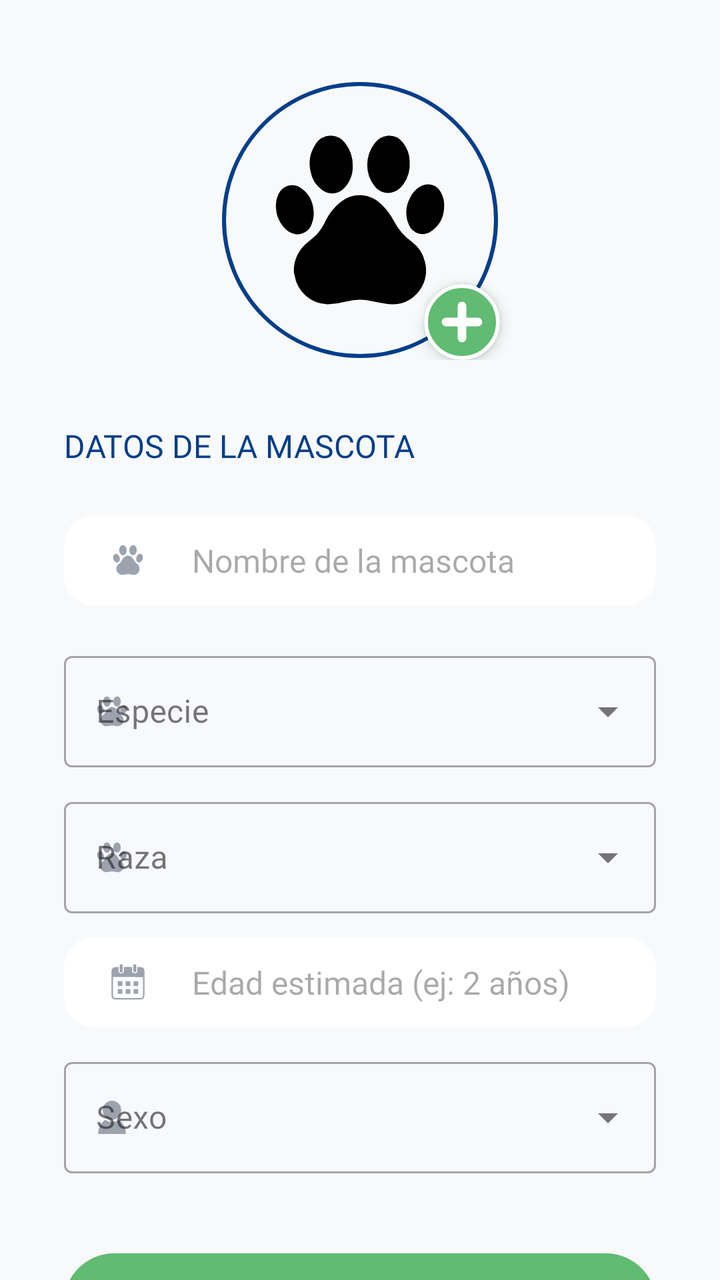
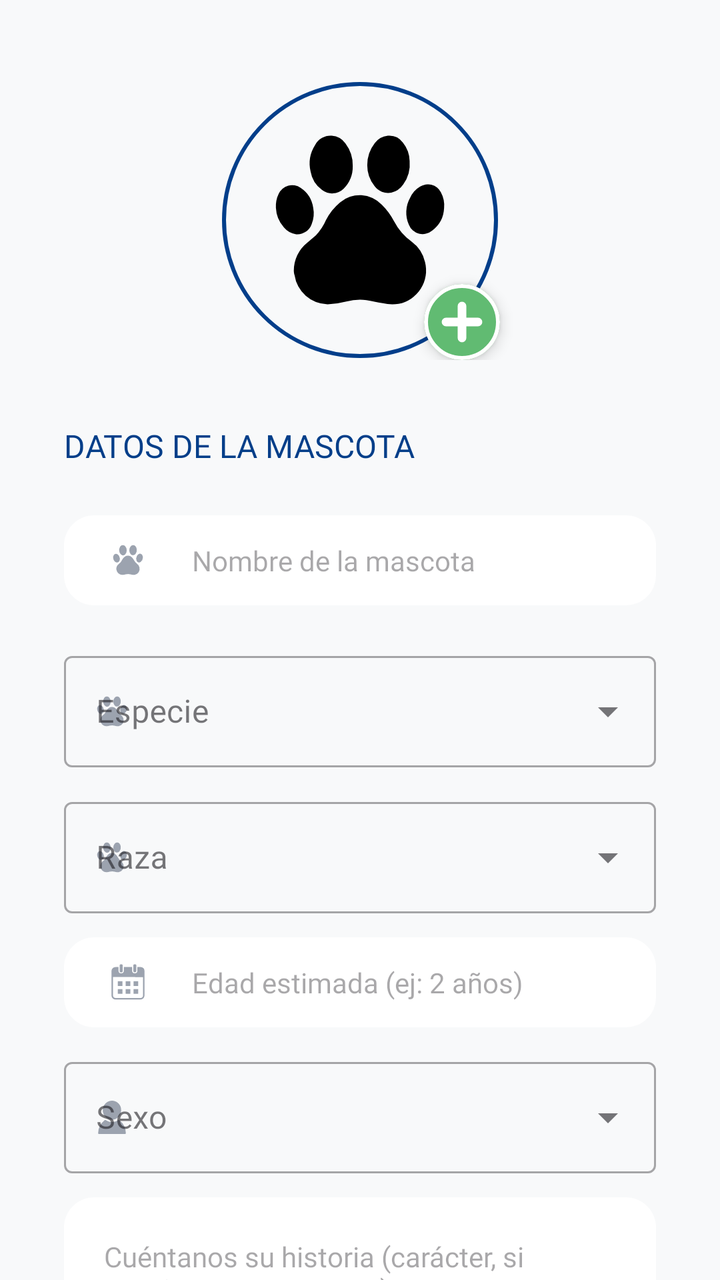

The first picture is an Android layout as it rendered before a commit; the second is the same layout after the commit. The layout source and the unified diff follow.
<!-- AndroidManifest.xml: application theme Theme.ProyectoVeterinaria -->
<!-- res/layout/fragment_registrar_mascota_adopcion.xml -->
<?xml version="1.0" encoding="utf-8"?>
<androidx.core.widget.NestedScrollView
    xmlns:android="http://schemas.android.com/apk/res/android"
    xmlns:app="http://schemas.android.com/apk/res-auto"
    xmlns:tools="http://schemas.android.com/tools"
    android:layout_width="match_parent"
    android:layout_height="match_parent"
    android:background="#F8F9FA">

    <androidx.constraintlayout.widget.ConstraintLayout
        android:layout_width="match_parent"
        android:layout_height="wrap_content"
        android:padding="32dp">

        <androidx.constraintlayout.widget.ConstraintLayout
            android:id="@+id/phoContainer"
            android:layout_width="match_parent"
            android:layout_height="wrap_content"
            android:layout_marginTop="8dp"
            app:layout_constraintEnd_toEndOf="parent"
            app:layout_constraintHorizontal_bias="0.0"
            app:layout_constraintStart_toStartOf="parent"
            app:layout_constraintTop_toTopOf="parent">

            <com.google.android.material.imageview.ShapeableImageView
                android:id="@+id/ivFotoMascota"
                android:layout_width="140dp"
                android:layout_height="140dp"
                android:padding="2dp"
                android:scaleType="centerCrop"
                android:src="@drawable/ic_pet"
                app:layout_constraintEnd_toEndOf="parent"
                app:layout_constraintStart_toStartOf="parent"
                app:layout_constraintTop_toTopOf="parent"
                app:shapeAppearanceOverlay="@style/CircleImage"
                app:strokeColor="@color/brand_blue"
                app:strokeWidth="2dp" />

            <com.google.android.material.card.MaterialCardView
                android:id="@+id/btnCambiarFoto"
                android:layout_width="38dp"
                android:layout_height="38dp"
                android:clickable="true"
                android:focusable="true"
                android:foreground="?attr/selectableItemBackground"
                app:cardBackgroundColor="@color/brand_green"
                app:cardCornerRadius="19dp"
                app:cardElevation="4dp"
                app:layout_constraintBottom_toBottomOf="@id/ivFotoMascota"
                app:layout_constraintEnd_toEndOf="@id/ivFotoMascota"
                app:layout_constraintHorizontal_bias="0.9"
                app:layout_constraintVertical_bias="0.9"
                app:strokeColor="#FFFFFF"
                app:strokeWidth="2dp">

                <ImageView
                    android:layout_width="match_parent"
                    android:layout_height="match_parent"
                    android:padding="8dp"
                    android:src="@drawable/ic_add"
                    app:tint="#FFFFFF" />

            </com.google.android.material.card.MaterialCardView>

        </androidx.constraintlayout.widget.ConstraintLayout>

        <TextView
            android:id="@+id/tvTituloMascota"
            android:layout_width="wrap_content"
            android:layout_height="wrap_content"
            android:layout_marginTop="32dp"
            android:fontFamily="@font/montserrat_bold"
            android:text="DATOS DE LA MASCOTA"
            android:textColor="#023E89"
            android:textSize="16sp"
            app:layout_constraintStart_toStartOf="parent"
            app:layout_constraintTop_toBottomOf="@+id/phoContainer" />

        <EditText
            android:id="@+id/etNombreMascota"
            android:layout_width="0dp"
            android:layout_height="45dp"
            android:layout_marginTop="24dp"
            android:background="@drawable/bg_input_rounded"
            android:drawableStart="@drawable/ic_pet"
            android:drawablePadding="20dp"
            android:drawableTint="#9CA3AF"
            android:fontFamily="@font/montserrat"
            android:hint="Nombre de la mascota"
            android:inputType="textCapWords"
            android:paddingStart="20dp"
            android:paddingEnd="20dp"
            android:textColor="#1F2937"
            android:textSize="16sp"
            app:layout_constraintEnd_toEndOf="parent"
            app:layout_constraintStart_toStartOf="parent"
            app:layout_constraintTop_toBottomOf="@id/tvTituloMascota" />

        <com.google.android.material.textfield.TextInputLayout
            android:id="@+id/tilEspecieMascota"
            style="@style/Widget.MaterialComponents.TextInputLayout.OutlinedBox.ExposedDropdownMenu"
            android:layout_width="match_parent"
            android:layout_height="wrap_content"
            android:layout_marginTop="20dp"
            android:hint="Especie"
            app:layout_constraintTop_toBottomOf="@id/etNombreMascota"
            app:startIconDrawable="@drawable/ic_pet"
            app:startIconTint="#9CA3AF">
            <AutoCompleteTextView
                android:id="@+id/actvEspecie"
                android:layout_width="match_parent"
                android:layout_height="wrap_content"
                android:inputType="none"
                android:fontFamily="@font/montserrat" />
        </com.google.android.material.textfield.TextInputLayout>

        <com.google.android.material.textfield.TextInputLayout
            android:id="@+id/tilRazaMascota"
            style="@style/Widget.MaterialComponents.TextInputLayout.OutlinedBox.ExposedDropdownMenu"
            android:layout_width="match_parent"
            android:layout_height="wrap_content"
            android:layout_marginTop="12dp"
            android:hint="Raza"
            app:layout_constraintTop_toBottomOf="@id/tilEspecieMascota"
            app:startIconDrawable="@drawable/ic_pet"
            app:startIconTint="#9CA3AF">
            <AutoCompleteTextView
                android:id="@+id/actvRaza"
                android:layout_width="match_parent"
                android:layout_height="wrap_content"
                android:inputType="none"
                android:fontFamily="@font/montserrat" />
        </com.google.android.material.textfield.TextInputLayout>

        <EditText
            android:id="@+id/etEdadEstimada"
            android:layout_width="0dp"
            android:layout_height="45dp"
            android:layout_marginTop="12dp"
            android:background="@drawable/bg_input_rounded"
            android:drawableStart="@drawable/ic_calendar"
            android:drawablePadding="20dp"
            android:drawableTint="#9CA3AF"
            android:fontFamily="@font/montserrat"
            android:hint="Edad estimada (ej: 2 años)"
            android:paddingStart="20dp"
            android:paddingEnd="20dp"
            android:textColor="#1F2937"
            android:textSize="16sp"
            app:layout_constraintEnd_toEndOf="parent"
            app:layout_constraintStart_toStartOf="parent"
            app:layout_constraintTop_toBottomOf="@id/tilRazaMascota" />

        <com.google.android.material.textfield.TextInputLayout
            android:id="@+id/tilSexoMascota"
            style="@style/Widget.MaterialComponents.TextInputLayout.OutlinedBox.ExposedDropdownMenu"
            android:layout_width="match_parent"
            android:layout_height="wrap_content"
            android:layout_marginTop="12dp"
            android:hint="Sexo"
            app:layout_constraintTop_toBottomOf="@id/etEdadEstimada"
            app:startIconDrawable="@drawable/ic_person"
            app:startIconTint="#9CA3AF">
            <AutoCompleteTextView
                android:id="@+id/actvSexo"
                android:layout_width="match_parent"
                android:layout_height="wrap_content"
                android:inputType="none"
                android:fontFamily="@font/montserrat" />
        </com.google.android.material.textfield.TextInputLayout>

        <Button
            android:id="@+id/btnGuardarMascota"
            android:layout_width="0dp"
            android:layout_height="50dp"
            android:layout_marginTop="40dp"
            android:background="@drawable/bg_button_rounded"
            android:fontFamily="@font/montserrat_bold"
            android:text="REGISTRAR MASCOTA"
            android:textColor="@android:color/white"
            android:textSize="14sp"
            app:backgroundTint="@null"
            app:layout_constraintEnd_toEndOf="parent"
            app:layout_constraintStart_toStartOf="parent"
            app:layout_constraintTop_toBottomOf="@id/tilSexoMascota" />

        <Button
            android:id="@+id/btnEliminarMascota"
            android:layout_width="0dp"
            android:layout_height="50dp"
            android:layout_marginTop="12dp"
            android:layout_marginBottom="16dp"
            android:background="@drawable/bg_button_rounded_red"
            android:fontFamily="@font/montserrat_bold"
            android:text="ELIMINAR MASCOTA"
            android:textColor="@android:color/white"
            android:textSize="14sp"
            android:visibility="gone"
            app:backgroundTint="@null"
            app:layout_constraintBottom_toBottomOf="parent"
            app:layout_constraintEnd_toEndOf="parent"
            app:layout_constraintStart_toStartOf="parent"
            app:layout_constraintTop_toBottomOf="@id/btnGuardarMascota" />

    </androidx.constraintlayout.widget.ConstraintLayout>
</androidx.core.widget.NestedScrollView>
<!-- resources referenced by this layout -->
<resources>
  <color name="brand_blue">#023E8A</color>
  <color name="brand_green">#61bb72</color>
  <!-- drawable bg_button_rounded (drawable) -->
  <?xml version="1.0" encoding="utf-8"?>
  <shape xmlns:android="http://schemas.android.com/apk/res/android">
      <solid android:color="#61bb72" /> <corners android:radius="25dp" />
  </shape>
  <!-- drawable bg_button_rounded_red (drawable) -->
  <?xml version="1.0" encoding="utf-8"?>
  <shape xmlns:android="http://schemas.android.com/apk/res/android">
      <solid android:color="@color/error_red" /> <corners android:radius="25dp" />
  </shape>
  <!-- drawable bg_input_rounded (drawable) -->
  <?xml version="1.0" encoding="utf-8"?>
  <shape xmlns:android="http://schemas.android.com/apk/res/android">
      <solid android:color="#FFFFFF" /> <corners android:radius="15dp" />
  </shape>
  <!-- drawable ic_add (drawable) -->
  <vector xmlns:android="http://schemas.android.com/apk/res/android"
      android:width="20dp"
      android:height="20dp"
      android:viewportWidth="24"
      android:viewportHeight="24">
    <path
        android:fillColor="#FF000000"
        android:pathData="M20.72,9.65H14.35V3.28A2.35,2.35 0,0 0,12 0.93h0A2.35,2.35 0,0 0,9.65 3.28V9.65H3.28A2.35,2.35 0,0 0,0.93 12h0a2.35,2.35 0,0 0,2.35 2.35H9.65v6.37A2.35,2.35 0,0 0,12 23.07h0a2.35,2.35 0,0 0,2.35 -2.35V14.35h6.37A2.35,2.35 0,0 0,23.07 12h0A2.35,2.35 0,0 0,20.72 9.65Z"/>
  </vector>
  <!-- drawable ic_person (drawable) -->
  <vector xmlns:android="http://schemas.android.com/apk/res/android"
      android:width="24dp"
      android:height="24dp"
      android:viewportWidth="24"
      android:viewportHeight="24">
    <path
        android:fillColor="#FF000000"
        android:pathData="M12,20.33H5.61c-0.41,0 -0.56,-0.09 -0.53,-0.53a8.39,8.39 0,0 1,3.07 -6.26A0.66,0.66 0,0 1,9 13.48a5.52,5.52 0,0 0,6 0,0.58 0.58,0 0,1 0.78,0 8.43,8.43 0,0 1,3.14 6.35c0,0.42 -0.15,0.48 -0.51,0.48Z"/>
    <path
        android:fillColor="#FF000000"
        android:pathData="M16.56,8.47a4.63,4.63 0,0 1,-4.62 4.73A4.71,4.71 0,0 1,7.4 8.36a4.68,4.68 0,0 1,4.68 -4.69A4.62,4.62 0,0 1,16.56 8.47Z"/>
  </vector>
  <style name="CircleImage">
          <item name="cornerSize">50%</item>
      </style>
  <style name="Theme.ProyectoVeterinaria" parent="Base.Theme.ProyectoVeterinaria" />
  <color name="error_red">#EF4444</color>
  <style name="Base.Theme.ProyectoVeterinaria" parent="Theme.Material3.DayNight.NoActionBar">
          
          
      </style>
  <!-- unchanged entries left out for length: 2 -->
</resources>

<!-- the commit's change to res/layout/fragment_registrar_mascota_adopcion.xml (unified diff, before → after) -->
@@ -91,7 +91,7 @@
             android:paddingStart="20dp"
             android:paddingEnd="20dp"
             android:textColor="#1F2937"
-            android:textSize="16sp"
+            android:textSize="14sp"
             app:layout_constraintEnd_toEndOf="parent"
             app:layout_constraintStart_toStartOf="parent"
             app:layout_constraintTop_toBottomOf="@id/tvTituloMascota" />
@@ -103,6 +103,7 @@
             android:layout_height="wrap_content"
             android:layout_marginTop="20dp"
             android:hint="Especie"
+            android:textSize="14sp"
             app:layout_constraintTop_toBottomOf="@id/etNombreMascota"
             app:startIconDrawable="@drawable/ic_pet"
             app:startIconTint="#9CA3AF">
@@ -121,6 +122,7 @@
             android:layout_height="wrap_content"
             android:layout_marginTop="12dp"
             android:hint="Raza"
+            android:textSize="14sp"
             app:layout_constraintTop_toBottomOf="@id/tilEspecieMascota"
             app:startIconDrawable="@drawable/ic_pet"
             app:startIconTint="#9CA3AF">
@@ -146,7 +148,7 @@
             android:paddingStart="20dp"
             android:paddingEnd="20dp"
             android:textColor="#1F2937"
-            android:textSize="16sp"
+            android:textSize="14sp"
             app:layout_constraintEnd_toEndOf="parent"
             app:layout_constraintStart_toStartOf="parent"
             app:layout_constraintTop_toBottomOf="@id/tilRazaMascota" />
@@ -169,6 +171,44 @@
                 android:fontFamily="@font/montserrat" />
         </com.google.android.material.textfield.TextInputLayout>
 
+        <EditText
+            android:id="@+id/etDescripcionAdopcion"
+            android:layout_width="0dp"
+            android:layout_height="100dp"
+            android:layout_marginTop="12dp"
+            android:background="@drawable/bg_input_rounded"
+            android:drawablePadding="20dp"
+            android:drawableTint="#9CA3AF"
+            android:fontFamily="@font/montserrat"
+            android:gravity="top"
+            android:hint="Cuéntanos su historia (carácter, si convive con otros, etc.)"
+            android:inputType="textMultiLine"
+            android:padding="20dp"
+            android:textColor="#1F2937"
+            android:textSize="14sp"
+            app:layout_constraintEnd_toEndOf="parent"
+            app:layout_constraintStart_toStartOf="parent"
+            app:layout_constraintTop_toBottomOf="@id/tilSexoMascota" />
+
+        <EditText
+            android:id="@+id/etContactoAdopcion"
+            android:layout_width="0dp"
+            android:layout_height="45dp"
+            android:layout_marginTop="12dp"
+            android:background="@drawable/bg_input_rounded"
+            android:drawableStart="@drawable/ic_phone"
+            android:drawablePadding="20dp"
+            android:drawableTint="#9CA3AF"
+            android:fontFamily="@font/montserrat"
+            android:hint="Teléfono o WhatsApp de contacto"
+            android:inputType="phone"
+            android:paddingStart="20dp"
+            android:textSize="14sp"
+            android:paddingEnd="20dp"
+            app:layout_constraintEnd_toEndOf="parent"
+            app:layout_constraintStart_toStartOf="parent"
+            app:layout_constraintTop_toBottomOf="@id/etDescripcionAdopcion" />
+
         <Button
             android:id="@+id/btnGuardarMascota"
             android:layout_width="0dp"
@@ -182,7 +222,7 @@
             app:backgroundTint="@null"
             app:layout_constraintEnd_toEndOf="parent"
             app:layout_constraintStart_toStartOf="parent"
-            app:layout_constraintTop_toBottomOf="@id/tilSexoMascota" />
+            app:layout_constraintTop_toBottomOf="@id/etContactoAdopcion" />
 
         <Button
             android:id="@+id/btnEliminarMascota"
<!-- resource entries referenced after the edit -->
@@ -40,6 +40,16 @@
         android:fillColor="#FF000000"
         android:pathData="M16.56,8.47a4.63,4.63 0,0 1,-4.62 4.73A4.71,4.71 0,0 1,7.4 8.36a4.68,4.68 0,0 1,4.68 -4.69A4.62,4.62 0,0 1,16.56 8.47Z"/>
   </vector>
+  <!-- drawable ic_phone (drawable) -->
+  <vector xmlns:android="http://schemas.android.com/apk/res/android"
+      android:width="24dp"
+      android:height="24dp"
+      android:viewportWidth="24"
+      android:viewportHeight="24">
+    <path
+        android:fillColor="#FF000000"
+        android:pathData="M5,8.89a5.37,5.37 0,0 1,2.6 -4.62,0.87 0.87,0 0,1 1.18,0.15 6.91,6.91 0,0 1,1.78 3,1.33 1.33,0 0,1 -0.37,1.33 7.52,7.52 0,0 1,-1 0.84,1.31 1.31,0 0,0 -0.51,1.55 2.3,2.3 0,0 0,0.18 0.5,10.69 10.69,0 0,0 2.91,3.56c1,0.79 1.5,0.74 2.38,-0.14l0.47,-0.44a1.44,1.44 0,0 1,1.89 -0.25,7.19 7.19,0 0,1 2.22,2A1.07,1.07 0,0 1,18.6 18a5.65,5.65 0,0 1,-2.54 1.76,5.36 5.36,0 0,1 -4.42,-0.82 17.34,17.34 0,0 1,-5.78 -6.56A7.74,7.74 0,0 1,5 8.89Z"/>
+  </vector>
   <style name="CircleImage">
           <item name="cornerSize">50%</item>
       </style>
